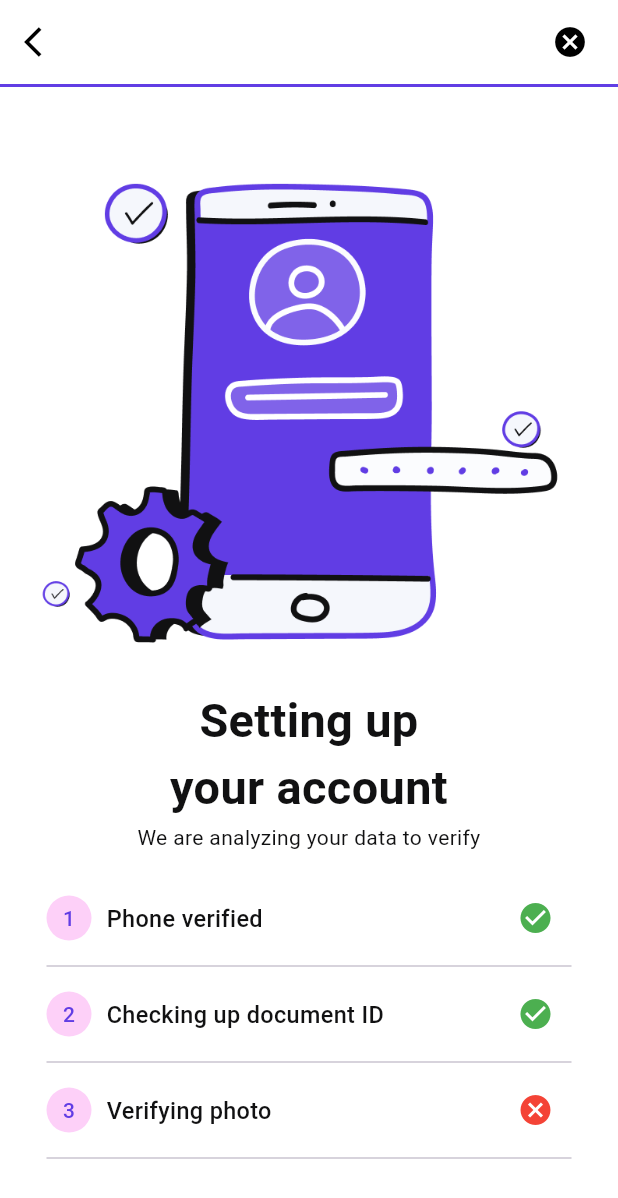
After one commit to byteVortex0/Upper-UI, a Flutter app: the AccountVerify1 screen opened directly, on a phone screen of 412 x 824 dp. The commit adds this screen. Shown: the top 1198 px of the screen. Run offline on Flutter 3.47's test engine with Material 3 defaults, Android fonts, the phone set to English and light mode, and no system bars; our stand-ins replace device_preview, flutter_screenutil, google_fonts, shared_preferences; accounts and stored records are empty.

Commit message:
verify pages light and dark

```diff
--- /dev/null
+++ b/devtools_options.yaml
@@ -0,0 +1,3 @@
+description: This file stores settings for Dart & Flutter DevTools.
+documentation: https://docs.flutter.dev/tools/devtools/extensions#configure-extension-enablement-states
+extensions:
--- a/lib/features/account_setup/presentation/view/widgets/app_bar_widget.dart
+++ b/lib/core/common/app_bar_widget.dart
@@ -1,6 +1,6 @@
 import 'package:flutter/material.dart';
 
-import '../../../../../core/utils/theme/color_theme_extension.dart';
+import '../utils/theme/color_theme_extension.dart';
 
 class AppBarWidget extends StatelessWidget implements PreferredSizeWidget {
   const AppBarWidget({super.key});
--- a/lib/core/routes/app_routes.dart
+++ b/lib/core/routes/app_routes.dart
@@ -7,6 +7,9 @@ import '../../features/account_setup/presentation/view/account_setup1.dart';
 import '../../features/account_setup/presentation/view/account_setup2.dart';
 import '../../features/account_setup/presentation/view/account_setup3.dart';
 import '../../features/account_setup/presentation/view/account_setup4.dart';
+import '../../features/account_verify/presentation/view/account_verify1.dart';
+import '../../features/account_verify/presentation/view/account_verify2.dart';
+import '../../features/account_verify/presentation/view/account_verify3.dart';
 
 class AppRoutes {
   static const String splash = 'splash';
@@ -15,6 +18,9 @@ class AppRoutes {
   static const String accountSetup2Path = '/accountSetup2Path';
   static const String accountSetup3Path = '/accountSetup3Path';
   static const String accountSetup4Path = '/accountSetup4Path';
+  static const String accountVerify1Path = '/accountVerify1Path';
+  static const String accountVerify2Path = '/accountVerify2Path';
+  static const String accountVerify3Path = '/accountVerify3Path';
   static Route<dynamic>? onGenerateRoute(RouteSettings settings) {
     // final args = settings.arguments;
     switch (settings.name) {
@@ -30,6 +36,12 @@ class AppRoutes {
         return BaseRoutes(page: AccountSetup3());
       case accountSetup4Path:
         return BaseRoutes(page: AccountSetup4());
+      case accountVerify1Path:
+        return BaseRoutes(page: AccountVerify1());
+      case accountVerify2Path:
+        return BaseRoutes(page: AccountVerify2());
+      case accountVerify3Path:
+        return BaseRoutes(page: AccountVerify3());
       default:
         return null;
     }
--- a/lib/core/utils/app_images.dart
+++ b/lib/core/utils/app_images.dart
@@ -2,4 +2,7 @@ class AppImages {
   static const String splash = 'assets/images/splash.png';
   static const String lightTheme = 'assets/images/lightTheme.png';
   static const String darkTheme = 'assets/images/darkTheme.png';
+  static const String accountVerifyImage1 = 'assets/images/account_verify_image1.png';
+  static const String accountVerifyImage2 = 'assets/images/account_verify_image2.png';
+  static const String accountVerifyImage3 = 'assets/images/account_verify_image3.png';
 }
--- a/lib/core/utils/fonts/style_manager.dart
+++ b/lib/core/utils/fonts/style_manager.dart
@@ -53,4 +53,11 @@ class StyleManager {
         fontWeight: FontWeightHelper.regular,
         color: color ?? context.color.textColor,
       );
+
+      static TextStyle brand14Meduim(BuildContext context, [Color? color]) =>
+      GoogleFonts.roboto(
+        fontSize: 14,
+        fontWeight: FontWeightHelper.medium,
+        color: color ?? context.color.textColor,
+      );
 }
--- a/lib/features/account_setup/presentation/view/account_setup1.dart
+++ b/lib/features/account_setup/presentation/view/account_setup1.dart
@@ -2,7 +2,7 @@ import 'package:flutter/material.dart';
 import 'package:upper/core/extensions/context_extension.dart';
 import '../../../../core/routes/app_routes.dart';
 import 'widgets/account_setup_content_sec.dart';
-import 'widgets/app_bar_widget.dart';
+import '../../../../core/common/app_bar_widget.dart';
 import 'widgets/elevated_button_widget.dart';
 import 'widgets/text_field_widget.dart';
 
--- a/lib/features/account_setup/presentation/view/account_setup2.dart
+++ b/lib/features/account_setup/presentation/view/account_setup2.dart
@@ -2,7 +2,7 @@ import 'package:flutter/material.dart';
 import 'package:upper/core/extensions/context_extension.dart';
 import '../../../../core/routes/app_routes.dart';
 import 'widgets/account_setup_content_sec.dart';
-import 'widgets/app_bar_widget.dart';
+import '../../../../core/common/app_bar_widget.dart';
 import 'widgets/elevated_button_widget.dart';
 import 'widgets/text_field_widget.dart';
 
--- a/lib/features/account_setup/presentation/view/account_setup3.dart
+++ b/lib/features/account_setup/presentation/view/account_setup3.dart
@@ -2,7 +2,7 @@ import 'package:flutter/material.dart';
 import 'package:upper/core/extensions/context_extension.dart';
 import '../../../../core/routes/app_routes.dart';
 import 'widgets/account_setup_content_sec.dart';
-import 'widgets/app_bar_widget.dart';
+import '../../../../core/common/app_bar_widget.dart';
 import 'widgets/elevated_button_widget.dart';
 import 'widgets/text_field_widget.dart';
 
--- a/lib/features/account_setup/presentation/view/account_setup4.dart
+++ b/lib/features/account_setup/presentation/view/account_setup4.dart
@@ -3,7 +3,7 @@ import '../../../../core/utils/color_manager.dart';
 import '../../../../core/utils/fonts/style_manager.dart';
 import '../../../../core/utils/theme/color_theme_extension.dart';
 import 'widgets/account_setup_content_sec.dart';
-import 'widgets/app_bar_widget.dart';
+import '../../../../core/common/app_bar_widget.dart';
 import 'widgets/elevated_button_widget.dart';
 
 class AccountSetup4 extends StatefulWidget {
--- /dev/null
+++ b/lib/features/account_verify/presentation/view/account_verify1.dart
@@ -0,0 +1,100 @@
+import 'package:flutter/material.dart';
+import 'package:upper/core/utils/app_images.dart';
+import 'package:upper/core/utils/fonts/style_manager.dart';
+import '../../../../core/common/app_bar_widget.dart';
+import '../../../../core/utils/theme/color_theme_extension.dart';
+import 'widgets/verify_content.dart';
+
+class AccountVerify1 extends StatelessWidget {
+  const AccountVerify1({super.key});
+
+  @override
+  Widget build(BuildContext context) {
+    return Scaffold(
+      appBar: AppBarWidget(),
+      body: Padding(
+        padding: const EdgeInsets.symmetric(horizontal: 20.0),
+        child: Column(
+          crossAxisAlignment: CrossAxisAlignment.center,
+          children: [
+            verifyContent(
+              text1: "Setting up your account",
+              text2: "We are analyzing your data to verify",
+              ImagePath: AppImages.accountVerifyImage1,
+            ),
+            const SizedBox(height: 20),
+            StepVerify1Widget(
+              text: "Phone verified",
+              textNum: "1",
+              icon: Icons.check_circle,
+            ),
+            StepVerify1Widget(
+              text: "Checking up document ID",
+              textNum: "2",
+              icon: Icons.check_circle,
+            ),
+            StepVerify1Widget(
+              text: "Verifying photo",
+              textNum: "3",
+              icon: Icons.cancel,
+              colorIcon: Colors.red,
+            ),
+          ],
+        ),
+      ),
+    );
+  }
+}
+
+class StepVerify1Widget extends StatelessWidget {
+  StepVerify1Widget({
+    super.key,
+    required this.textNum,
+    required this.text,
+    required this.icon,
+    this.colorIcon = Colors.green,
+  });
+  String textNum;
+  String text;
+  IconData icon;
+  Color colorIcon;
+  @override
+  Widget build(BuildContext context) {
+    final colors = Theme.of(context).extension<ColorThemeExtension>()!;
+
+    return Padding(
+      padding: const EdgeInsets.symmetric(horizontal: 11.0,),
+      child: Column(
+        children: [
+          Row(
+            mainAxisAlignment: MainAxisAlignment.center,
+            children: [
+              Container(
+                width: 30,
+                height: 30,
+                decoration: BoxDecoration(
+                  color: Color(0xff613DE).withOpacity(0.2),
+                  shape: BoxShape.circle,
+                ),
+                child: Center(
+                  child: Text(
+                    textNum,
+                    style: StyleManager.brand14Regular(context).copyWith(
+                      color: Color(0xff613DE4),
+                      fontWeight: FontWeight.w500,
+                    ),
+                  ),
+                ),
+              ),
+              SizedBox(width: 10),
+              Text(text, style: StyleManager.brand16Medium(colors.textColor)),
+              Spacer(),
+              IconButton(onPressed: () {}, icon: Icon(icon, color: colorIcon)),
+            ],
+          ),
+          Divider(),
+        ],
+      ),
+    );
+  }
+}
--- /dev/null
+++ b/lib/features/account_verify/presentation/view/widgets/verify_content.dart
@@ -0,0 +1,35 @@
+
+import 'package:flutter/material.dart';
+
+import '../../../../../core/utils/fonts/style_manager.dart';
+
+class verifyContent extends StatelessWidget {
+  verifyContent({
+    super.key,
+    required this.text1,
+    required this.text2,
+    required this.ImagePath,
+  });
+  String text1;
+  String text2;
+  String ImagePath;
+  @override
+  Widget build(BuildContext context) {
+    return Column(
+      children: [
+        SizedBox(height: 20),
+        Image.asset( ImagePath, height: 380),
+        SizedBox(
+          width: 200,
+          child: Text(
+            text1,
+            style: StyleManager.brand32Medium(context),
+            textAlign: TextAlign.center,
+          ),
+        ),
+
+        SizedBox(width: 330 ,child: Text(text2, style: StyleManager.brand14Regular(context),textAlign: TextAlign.center,)),
+      ],
+    );
+  }
+}
```
Also changed, not shown: lib/features/account_verify/presentation/view/account_verify2.dart (added, +32 -0 lines), lib/features/account_verify/presentation/view/account_verify3.dart (added, +34 -0 lines), lib/features/account_verify/presentation/view/widgets/verify2and3DetailsSec.dart (added, +28 -0 lines), assets/images/account_verify_image1.png (added), assets/images/account_verify_image2.png (added), assets/images/account_verify_image3.png (added).
